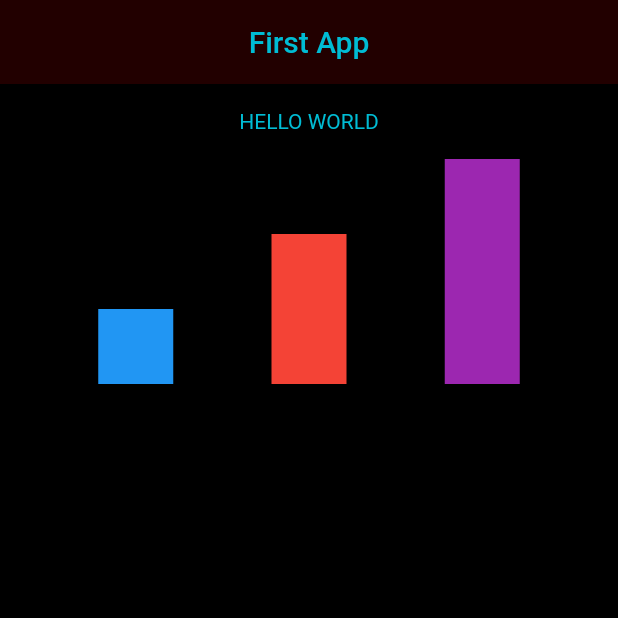
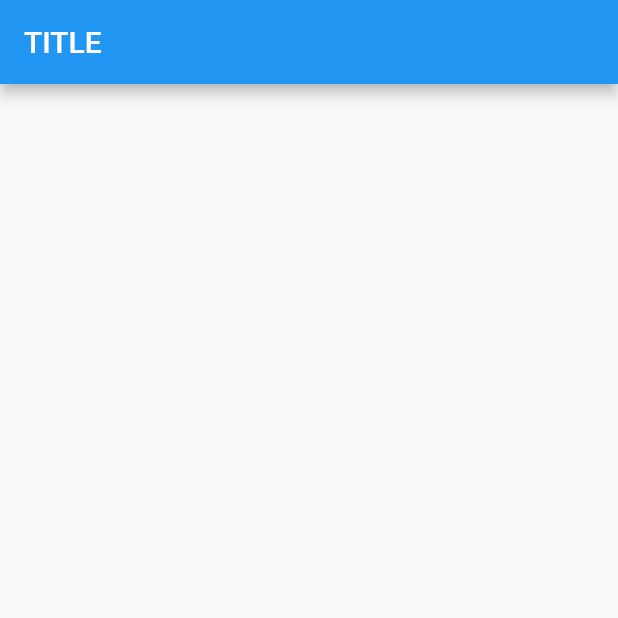
Before and after one commit to Rodrigo-Flores/GDSC-UTFSM-flutter-workshop, a Flutter app: the screen it shows after launch, on a phone screen of 412 x 824 dp, the top half of it. Run offline on Flutter 3.47's test engine with Material 2 defaults, Android fonts, the phone set to English and light mode, and no system bars.

Commit message:
sesion fetuare

```diff
--- a/lib/main.dart
+++ b/lib/main.dart
@@ -34,37 +34,8 @@ class _MyHomePageState extends State<MyHomePage> {
   Widget build(BuildContext context) {
     return Scaffold(
       appBar: AppBar(
-        title: const Text("First App"),
-        backgroundColor: const Color.fromARGB(255, 34, 0, 0),
-        foregroundColor: Colors.cyan,
-        centerTitle: true,
+        title: const Text("TITLE"),
       ),
-      backgroundColor: Colors.black,
-      body: Column(
-        mainAxisSize: MainAxisSize.max,
-          children: [
-            Row(
-              // crossAxisAlignment: CrossAxisAlignment.start,
-              mainAxisAlignment: MainAxisAlignment.center,
-              children: const [
-                Text("HELLO WORLD", style: TextStyle(color: Colors.cyan)),
-                SizedBox(height: 50)
-              ],
-            ),
-            Row( // or can be list view, but without axis alignments and sizing
-            mainAxisSize: MainAxisSize.max,
-            // verticaly
-            crossAxisAlignment: CrossAxisAlignment.end,
-            // horizonaly
-            mainAxisAlignment: MainAxisAlignment.spaceEvenly,
-            children: [
-              Container(height: 50, width: 50, color: Colors.blue),
-              Container(height: 100, width: 50, color: Colors.red),
-              Container(height: 150, width: 50, color: Colors.purple),
-            ],
-          ),
-        ],
-      )
     );
   }
 }
```
